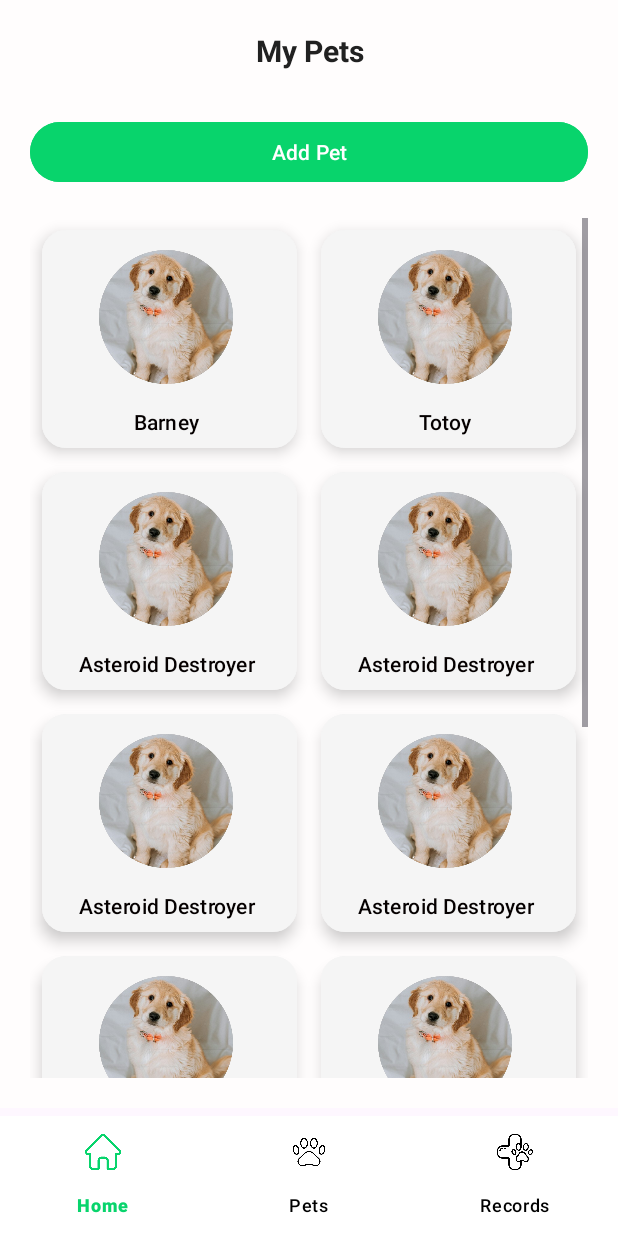
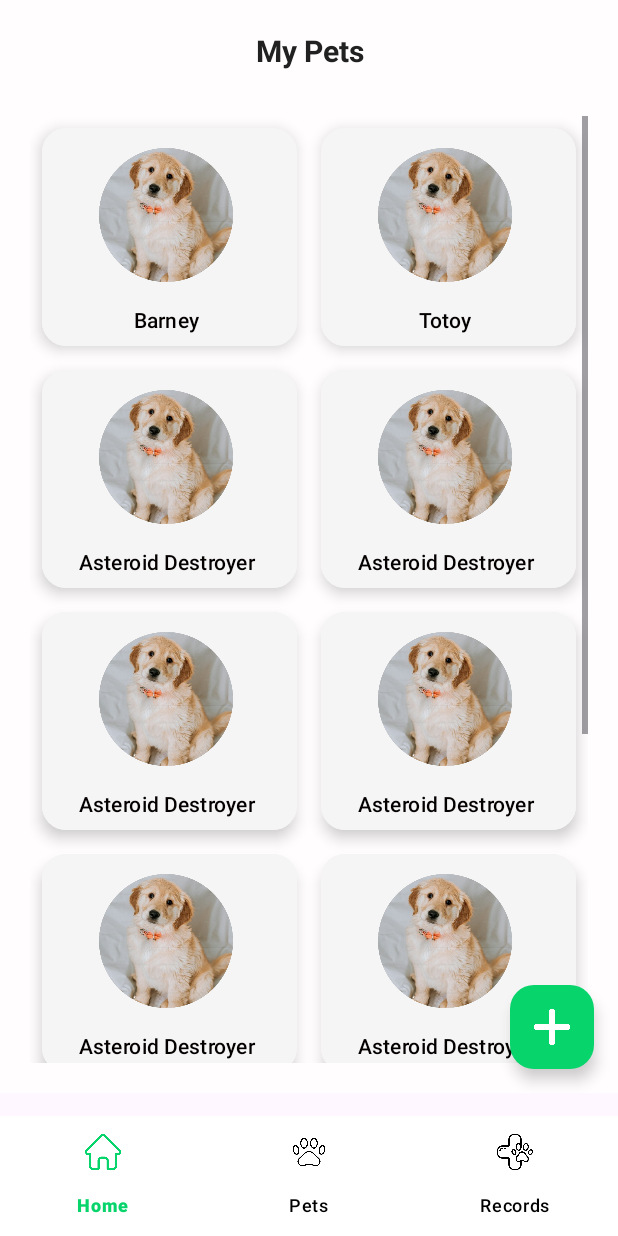
Before and after one commit to kurtsanor/PetTrackr, an Android app: the fragment PetsFragment placed in its activity, on a phone screen of 412 x 824 dp. Run offline under Robolectric (Android 15) with nearby library versions, the phone set to English and light mode, and no system bars; libraries missing offline, so code that uses them is left out: com.github.mikephil.charting; 4 statements that could not run were skipped.

Commit message:
refactor: change button to FAB in Pets page

```diff
--- a/app/src/main/java/com/example/tracker/PetsFragment.kt
+++ b/app/src/main/java/com/example/tracker/PetsFragment.kt
@@ -6,6 +6,7 @@ import android.view.LayoutInflater
 import android.view.View
 import android.view.ViewGroup
 import android.widget.Button
+import com.google.android.material.floatingactionbutton.FloatingActionButton
 
 class PetsFragment : Fragment() {
 
@@ -20,7 +21,7 @@ class PetsFragment : Fragment() {
     override fun onViewCreated(view: View, savedInstanceState: Bundle?) {
         super.onViewCreated(view, savedInstanceState)
 
-        val petDetailsBtn = view.findViewById< Button>(R.id.buttonAdd)
+        val petDetailsBtn = view.findViewById<FloatingActionButton>(R.id.fab_add_pet)
         petDetailsBtn.setOnClickListener {
             parentFragmentManager.beginTransaction()
                 .replace(R.id.fragmentContainerView2, PetProfileFragment())
--- a/app/src/main/res/layout/fragment_pets.xml
+++ b/app/src/main/res/layout/fragment_pets.xml
@@ -4,7 +4,20 @@
     xmlns:tools="http://schemas.android.com/tools"
     android:layout_width="match_parent"
     android:layout_height="match_parent"
-    tools:context=".PetsFragment">
+    tools:context=".PetsFragment"
+    android:layout_marginBottom="10dp">
+
+    <com.google.android.material.floatingactionbutton.FloatingActionButton
+        android:id="@+id/fab_add_pet"
+        android:layout_width="wrap_content"
+        android:layout_height="wrap_content"
+        android:layout_gravity="bottom|end"
+        android:layout_margin="16dp"
+        android:contentDescription="Add Pet"
+        app:srcCompat="@drawable/add"
+        app:tint="@null"
+        android:backgroundTint="#08d46c"
+        android:layout_marginBottom="10dp"/>
 
     <LinearLayout
         android:layout_width="match_parent"
@@ -29,20 +42,7 @@
             android:layout_height="wrap_content"
             android:orientation="horizontal"
 
-            >
-
-            <Button
-                style="@style/Widget.Material3.Button"
-                android:id="@+id/buttonAdd"
-                android:layout_width="0dp"
-                android:layout_height="wrap_content"
-                android:layout_weight="1"
-                android:text="Add Pet"
-                android:layout_marginBottom="20dp"
-                android:backgroundTint="#08d46c"
-                />
-
-        </LinearLayout>
+            />
 
 
         <ScrollView
@@ -287,5 +287,12 @@
             </androidx.gridlayout.widget.GridLayout>
         </ScrollView>
 
+        <com.google.android.material.floatingactionbutton.FloatingActionButton
+            android:id="@+id/floatingActionButton"
+            android:layout_width="match_parent"
+            android:layout_height="wrap_content"
+            android:clickable="true"
+            tools:src="@tools:sample/avatars" />
+
     </LinearLayout>
 </FrameLayout>
```
Also changed, not shown: app/src/main/res/drawable/add.png (added).
